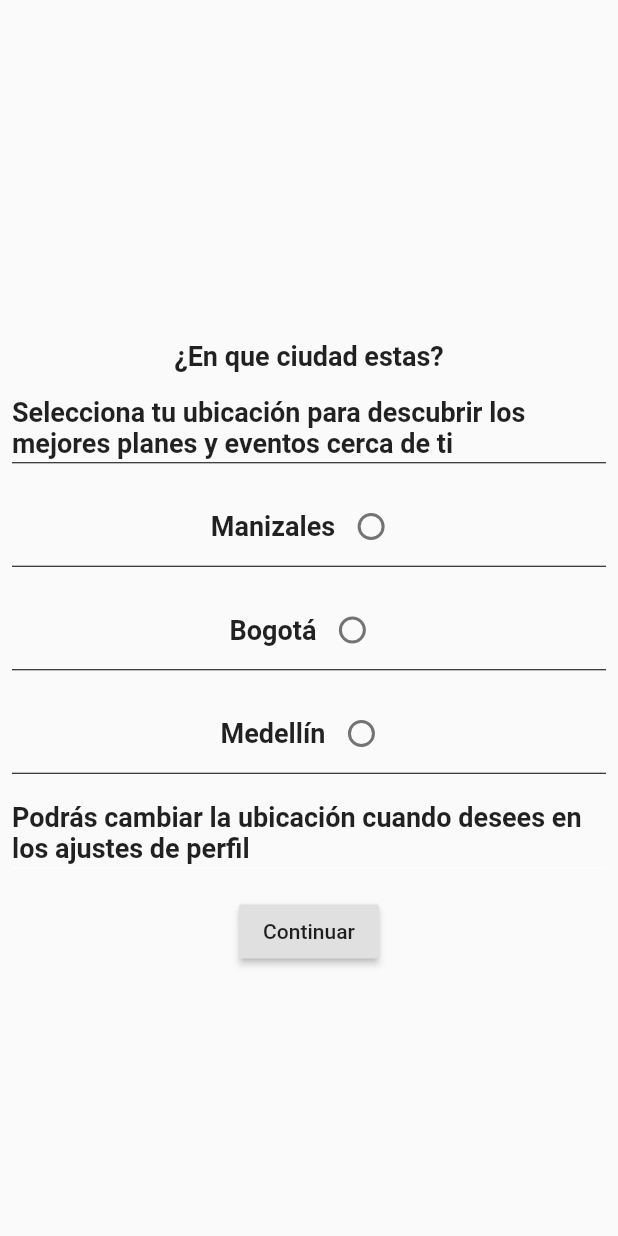
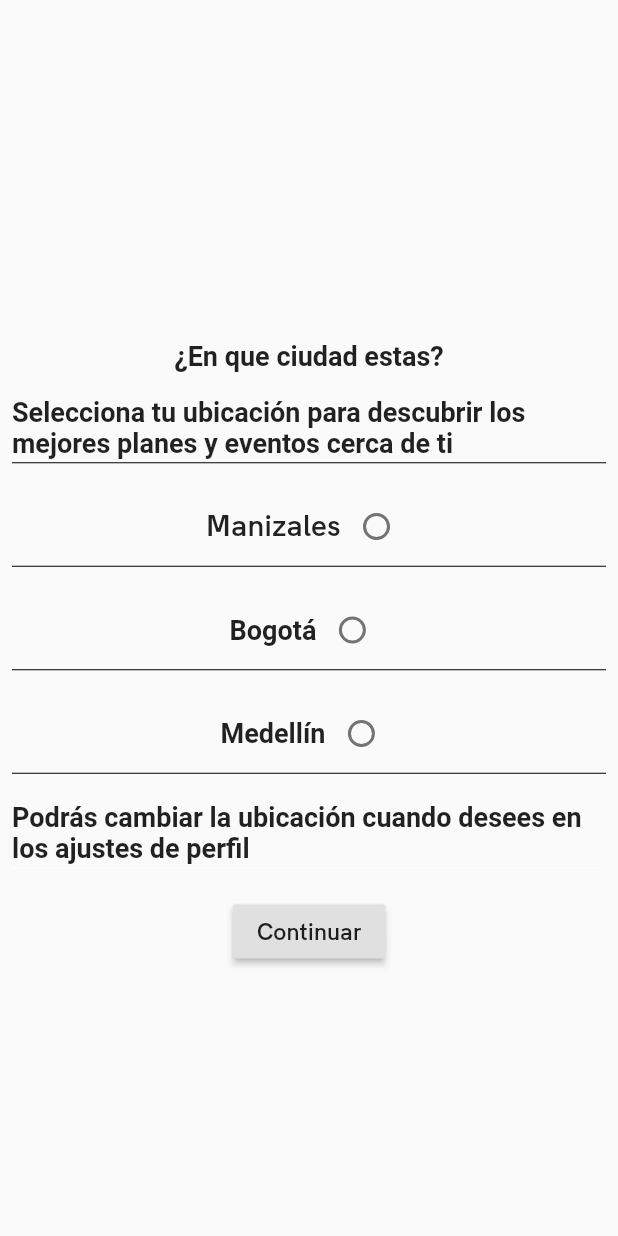
Before and after one commit to UsmaJulian/seemurv.1, a Flutter app: the Ciudades screen opened by its route, on a phone screen of 412 x 824 dp. Run offline on Flutter 3.47's test engine with Material 2 defaults, Android fonts, the phone set to English and light mode, and no system bars; our stand-ins replace carousel_pro, cloud_firestore, firebase_auth; missing offline and left inert: flutter_auth_buttons, flutter_facebook_login, loading; accounts and stored records are empty.

Commit message:
fourth Commit

```diff
--- a/lib/main.dart
+++ b/lib/main.dart
@@ -1,11 +1,13 @@
 import 'package:flutter/material.dart';
 import 'package:seemur_v1/screens/ciudades.dart';
+
 import 'package:seemur_v1/screens/splash_screen%20_one_loading.dart';
 import 'package:seemur_v1/screens/splash_screen_one.dart';
 
 var routes =< String, WidgetBuilder>{
   '/splashtwo':(BuildContext context)=>SplashScreenOne(),
   '/spalshthird':(BuildContext context)=>Ciudades(),
+
 };
 
 void main()=>runApp (MaterialApp(
--- a/lib/screens/ciudades.dart
+++ b/lib/screens/ciudades.dart
@@ -54,8 +54,8 @@ class _CiudadesState extends State<Ciudades> {
              new Row(
                mainAxisAlignment: MainAxisAlignment.center,
                children: <Widget>[
-                 new Text('Manizales',style: new TextStyle(
-               fontSize: 18.0, fontWeight: FontWeight.bold,
+                 new Text('Manizales',style: new TextStyle(fontFamily: 'HankenGrotesk',
+               fontSize: 18.0, fontWeight:FontWeight.bold,
              ),
              ),
                  new Radio(
@@ -114,7 +114,7 @@ class _CiudadesState extends State<Ciudades> {
                padding: EdgeInsets.all(8.0),
              ),
              new RaisedButton(
-        child: new Text("Continuar"),
+        child: new Text("Continuar",style:new TextStyle(fontFamily: 'HankenGrotesk',fontWeight:FontWeight.bold)),
          onPressed: () {
            Navigator.push(context,
            new MaterialPageRoute(builder: (context) =>new LoginFacebookPage())
```
Also changed, not shown: lib/screens/onboard.dart (+3 -9 lines), pubspec.yaml (+13 -0 lines), fonts/HankenGrotesk-Black.ttf (added), fonts/HankenGrotesk-Bold.ttf (added), fonts/HankenGrotesk-ExtraLight.ttf (added), fonts/HankenGrotesk-Light.ttf (added), fonts/HankenGrotesk-Medium.ttf (added), fonts/HankenGrotesk-Regular.ttf (added), fonts/HankenGrotesk-SemiBold.ttf (added).
